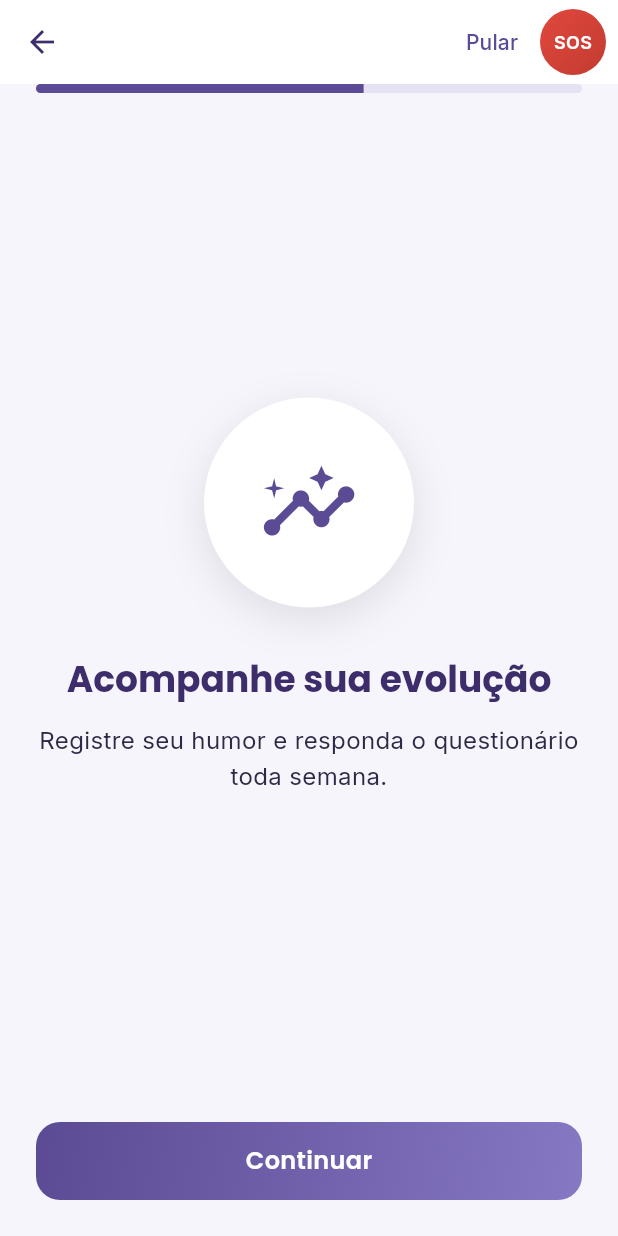
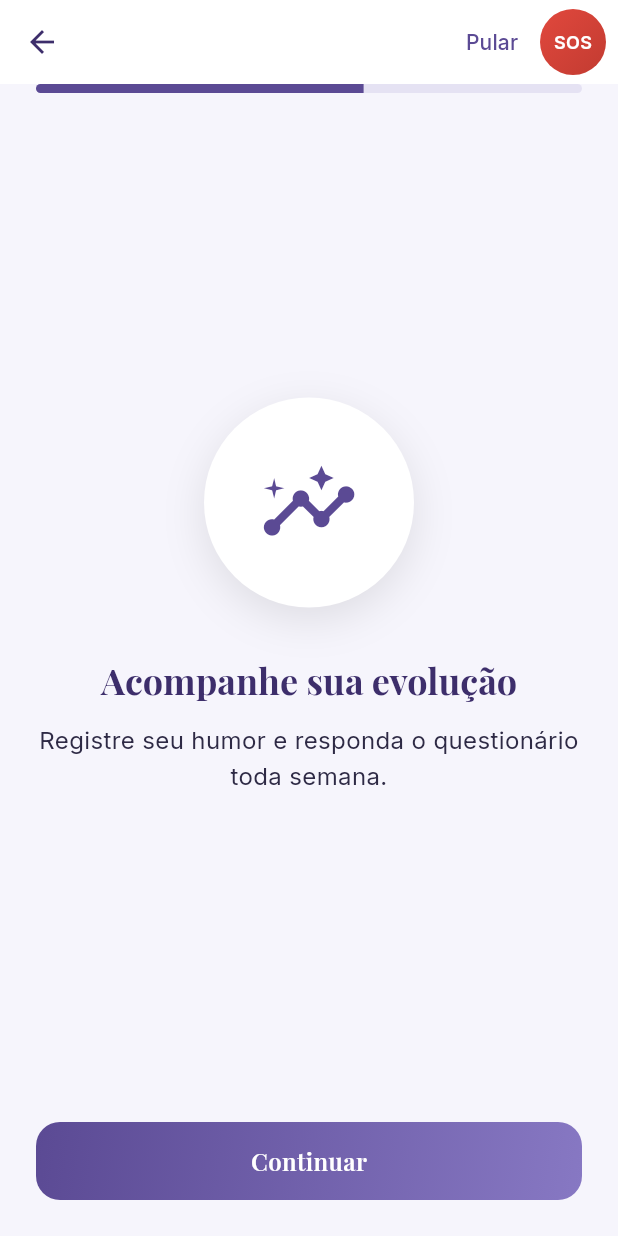
Before and after one commit to rafael-men/App-Respira, a Flutter app: the screen it shows after launch, swiped to page 3, on a phone screen of 412 x 824 dp. Run offline on Flutter 3.47's test engine with Material 3 defaults, Android fonts, the phone set to English and light mode, and no system bars; our stand-ins replace cloud_firestore, firebase_auth, firebase_core, fl_chart, flutter_local_notifications, image_picker and 1 more; missing offline and left inert: cryptography; accounts and stored records are empty; network calls fail.

Commit message:
Alteração na fonte do título para Playfair Display para ser fiel ao logotipo

```diff
--- a/respira_main/lib/core/theme/app_theme.dart
+++ b/respira_main/lib/core/theme/app_theme.dart
@@ -3,7 +3,7 @@ import 'package:flutter/material.dart';
 import 'app_colors.dart';
 
 abstract final class AppTheme {
-  static const fonteTitulos = 'Poppins';
+  static const fonteTitulos = 'PlayfairDisplay';
   static const fonteTexto = 'Inter';
   static const fontFamily = fonteTexto;
 
```
Also changed, not shown: respira_main/pubspec.yaml (+8 -0 lines), respira_main/assets/fonts/PlayfairDisplay-Italic-VariableFont_wght.ttf (added), respira_main/assets/fonts/PlayfairDisplay-VariableFont_wght.ttf (added).
